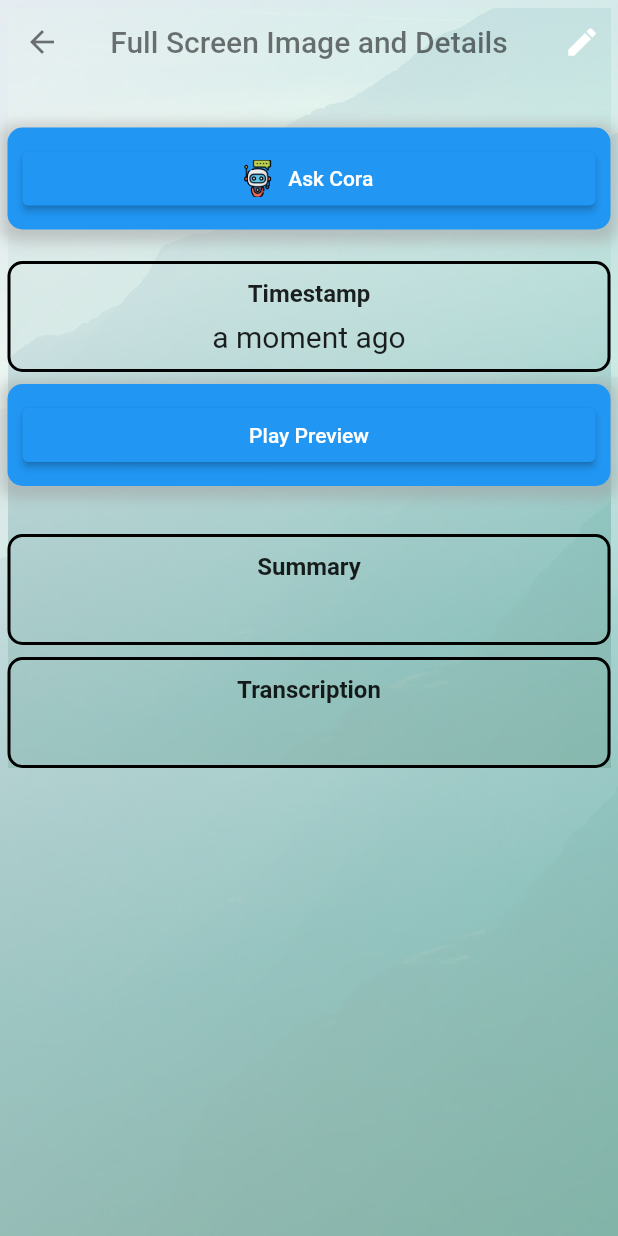
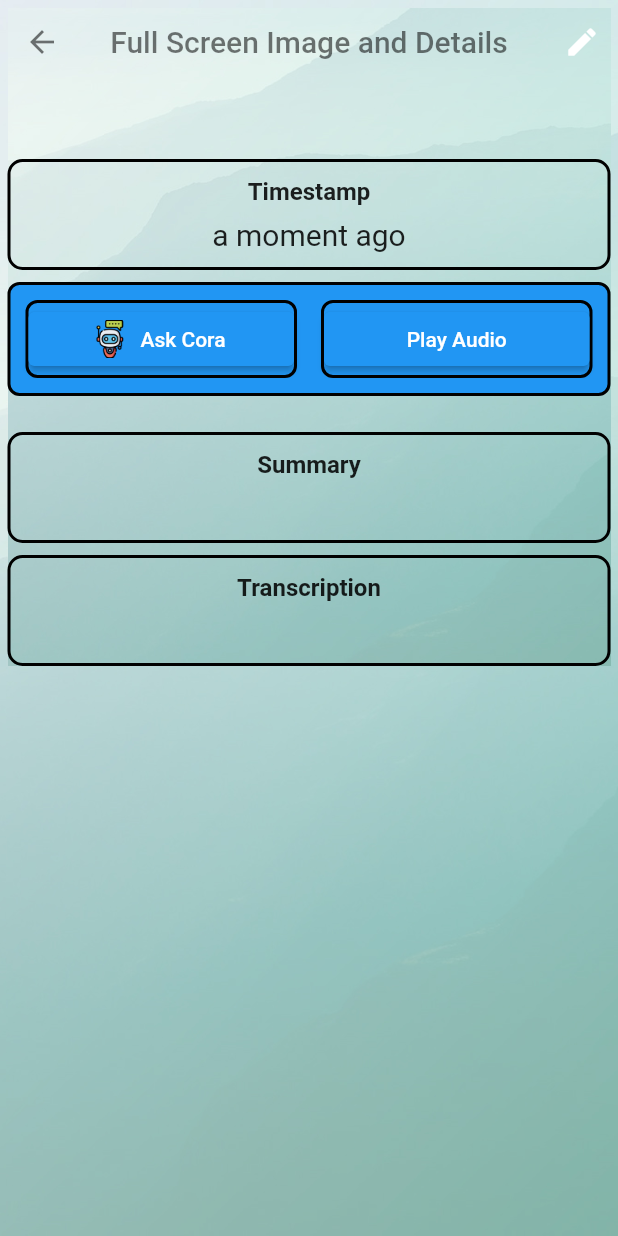
Before and after one commit to umgc/fall2023, a Flutter app: the FullObjectView screen opened directly with empty values, on a phone screen of 412 x 824 dp. Run offline on Flutter 3.47's test engine with Material 2 defaults, Android fonts, the phone set to English and light mode, and no system bars; our stand-ins replace avatar_glow, camera, chewie, flutter_dotenv, flutter_speed_dial, flutter_tts and 9 more; missing offline and left inert: aws_client, aws_rekognition_api, aws_s3_api, aws_transcribe_api, dart_openai, external_path and 3 more; accounts and stored records are empty.

Commit message:
Moving the assistant and play audio button to a new function

```diff
--- a/cogniopenapp/lib/ui/galleryScreen.dart
+++ b/cogniopenapp/lib/ui/galleryScreen.dart
@@ -611,11 +611,7 @@ class _FullObjectViewState extends State<FullObjectView> {
                     SizedBox(
                       height: 80,
                     ), // Used to provide an invisible barrier for the objects
-                    Column(
-                      children: [
-                        if (widget.activeMedia is Audio) createCoraButton(),
-                      ],
-                    ),
+
                     SizedBox(
                       height: 8,
                     ),
@@ -630,7 +626,8 @@ class _FullObjectViewState extends State<FullObjectView> {
                     returnTextBox("Timestamp",
                         '${FormatUtils.getDateString(widget.activeMedia.timestamp)}'),
                     addSpacingSizedBox(),
-                    if (widget.activeMedia is Audio) createAudioPlayer(),
+                    if (widget.activeMedia is Audio)
+                      createAudioControlButtons(),
                     addSpacingSizedBox(),
                     if (widget.activeMedia is Photo &&
                         (widget.activeMedia as Photo).photo != null)
@@ -693,13 +690,10 @@ class _FullObjectViewState extends State<FullObjectView> {
                 spreadRadius: 5,
                 blurRadius: 7,
                 offset: Offset(0, 3),
-              ),
+              )
             ],
           ),
           child: audioPlayer(widget.activeMedia as Audio),
-        ),
-        SizedBox(
-          height: 8,
         ),
       ],
     );
@@ -711,40 +705,65 @@ class _FullObjectViewState extends State<FullObjectView> {
     );
   }
 
-  Container createCoraButton() {
+  ElevatedButton coraButton() {
     var virtualAssistantIcon = Image.asset(
       'assets/icons/virtual_assistant.png',
       width: 25.0,
       height: 25.0,
     );
+    return ElevatedButton.icon(
+      icon: virtualAssistantIcon,
+      label: const Text("Ask Cora"),
+      onPressed: () {
+        Navigator.push(
+          context,
+          MaterialPageRoute(
+            builder: (context) =>
+                AssistantScreen(conversation: widget.activeMedia as Audio),
+          ),
+        );
+      },
+    );
+  }
 
+  Container createAudioControlButtons() {
     return Container(
       padding: const EdgeInsets.all(10.0),
       width: double.infinity,
       decoration: BoxDecoration(
         color: Colors.blue,
-        borderRadius: BorderRadius.circular(10.0),
-        boxShadow: [
-          BoxShadow(
-            color: Colors.grey.withOpacity(0.5),
-            spreadRadius: 5,
-            blurRadius: 7,
-            offset: Offset(0, 3),
+        borderRadius: BorderRadius.circular(8.0),
+        border: Border.all(
+          color: Colors.black,
+          width: 2.0,
+        ),
+      ),
+      child: Row(
+        children: [
+          Expanded(
+            child: Container(
+              decoration: createBoxDecoration(),
+              child: coraButton(),
+            ),
+          ),
+          SizedBox(width: 16), // Add space between the children
+          Expanded(
+            child: Container(
+              decoration: createBoxDecoration(),
+              child: audioPlayer(widget.activeMedia as Audio),
+            ),
           ),
         ],
       ),
-      child: ElevatedButton.icon(
-        icon: virtualAssistantIcon,
-        label: const Text("Ask Cora"),
-        onPressed: () {
-          Navigator.push(
-            context,
-            MaterialPageRoute(
-              builder: (context) =>
-                  AssistantScreen(conversation: widget.activeMedia as Audio),
-            ),
-          );
-        },
+    );
+  }
+
+  BoxDecoration createBoxDecoration() {
+    return BoxDecoration(
+      borderRadius: BorderRadius.circular(8.0),
+      border: Border.all(
+        color: Colors.black,
+        width: 2.0,
       ),
     );
   }
@@ -906,7 +925,7 @@ class _FullObjectViewState extends State<FullObjectView> {
     activeAudio = audio;
     return ElevatedButton(
       onPressed: _isPlaying ? _stopPlayback : _startPlayback,
-      child: Text(_isPlaying ? 'Stop Preview' : 'Play Preview'),
+      child: Text(_isPlaying ? 'Stop Audio' : 'Play Audio'),
     );
   }
 
```
